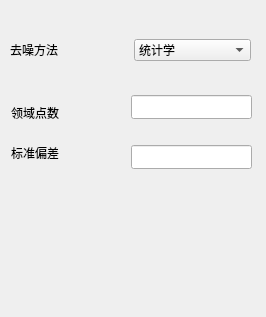
First picture: the form in filter.ui, repository joeaaron/Learning3D, before the edit.
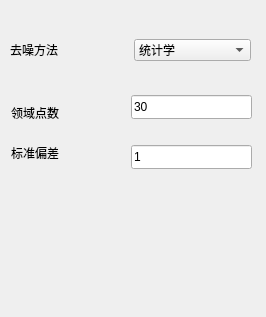
Second picture: the form after the edit.

Patch:
```diff
--- a/filter.ui
+++ b/filter.ui
@@ -64,6 +64,9 @@
        <height>24</height>
       </rect>
      </property>
+     <property name="text">
+      <string>1</string>
+     </property>
     </widget>
     <widget class="QLineEdit" name="meanK">
      <property name="geometry">
@@ -74,6 +77,9 @@
        <height>24</height>
       </rect>
      </property>
+     <property name="text">
+      <string>30</string>
+     </property>
     </widget>
    </widget>
    <widget class="QWidget" name="page_2"/>
```
Left out of the diff: 17 changed lines with no effect on the pictures.
